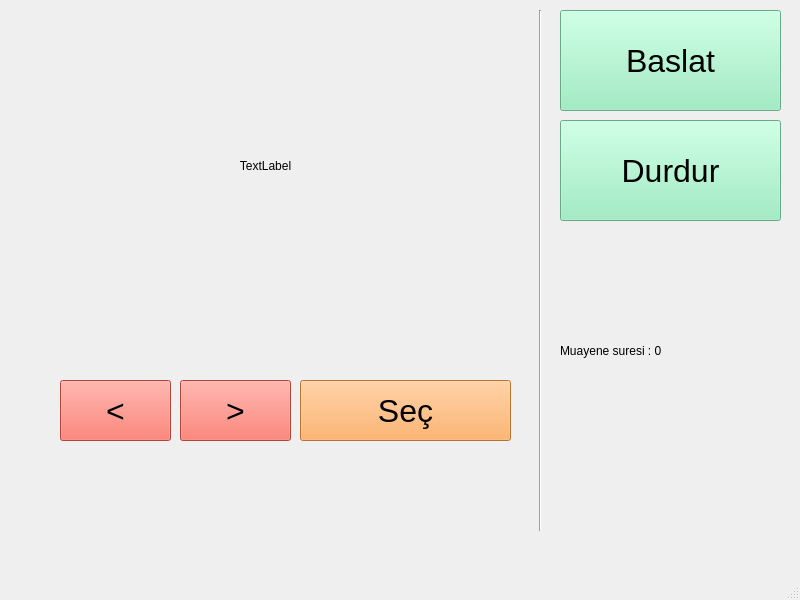
imemmul/Inovako, file Tofas/tofas_app/tofas_ui.ui: the form before one commit.
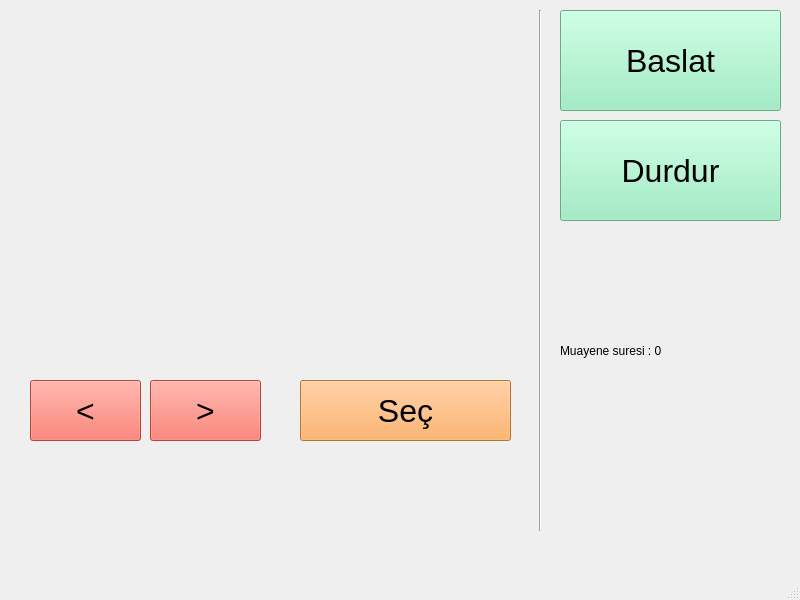
The form after the commit.

Patch:
```diff
--- a/Tofas/tofas_app/tofas_ui.ui
+++ b/Tofas/tofas_app/tofas_ui.ui
@@ -91,19 +91,55 @@
     <widget class="QLabel" name="label_image">
      <property name="geometry">
       <rect>
-       <x>40</x>
-       <y>30</y>
-       <width>391</width>
-       <height>231</height>
+       <x>0</x>
+       <y>10</y>
+       <width>501</width>
+       <height>301</height>
       </rect>
      </property>
      <property name="text">
-      <string>TextLabel</string>
+      <string/>
      </property>
      <property name="alignment">
       <set>Qt::AlignCenter</set>
      </property>
     </widget>
+    <widget class="QPushButton" name="pushButton_geri">
+     <property name="geometry">
+      <rect>
+       <x>0</x>
+       <y>360</y>
+       <width>111</width>
+       <height>61</height>
+      </rect>
+     </property>
+     <property name="styleSheet">
+      <string notr="true">background-color:rgb(246, 97, 81);
+color: black;
+font: 32px;</string>
+     </property>
+     <property name="text">
+      <string>&lt;</string>
+     </property>
+    </widget>
+    <widget class="QPushButton" name="pushButton_ileri">
+     <property name="geometry">
+      <rect>
+       <x>120</x>
+       <y>360</y>
+       <width>111</width>
+       <height>61</height>
+      </rect>
+     </property>
+     <property name="styleSheet">
+      <string notr="true">background-color:rgb(246, 97, 81);
+color: black;
+font: 32px;</string>
+     </property>
+     <property name="text">
+      <string>&gt;</string>
+     </property>
+    </widget>
     <widget class="QPushButton" name="pushButton_sec">
      <property name="geometry">
       <rect>
@@ -122,42 +158,6 @@
       <string>Seç</string>
      </property>
     </widget>
-    <widget class="QPushButton" name="pushButton_ileri">
-     <property name="geometry">
-      <rect>
-       <x>150</x>
-       <y>360</y>
-       <width>111</width>
-       <height>61</height>
-      </rect>
-     </property>
-     <property name="styleSheet">
-      <string notr="true">background-color:rgb(246, 97, 81);
-color: black;
-font: 32px;</string>
-     </property>
-     <property name="text">
-      <string>&gt;</string>
-     </property>
-    </widget>
-    <widget class="QPushButton" name="pushButton_geri">
-     <property name="geometry">
-      <rect>
-       <x>30</x>
-       <y>360</y>
-       <width>111</width>
-       <height>61</height>
-      </rect>
-     </property>
-     <property name="styleSheet">
-      <string notr="true">background-color:rgb(246, 97, 81);
-color: black;
-font: 32px;</string>
-     </property>
-     <property name="text">
-      <string>&lt;</string>
-     </property>
-    </widget>
    </widget>
   </widget>
   <widget class="QMenuBar" name="menubar">
```
Left out of the diff: 2 changed lines with no effect on the pictures.
